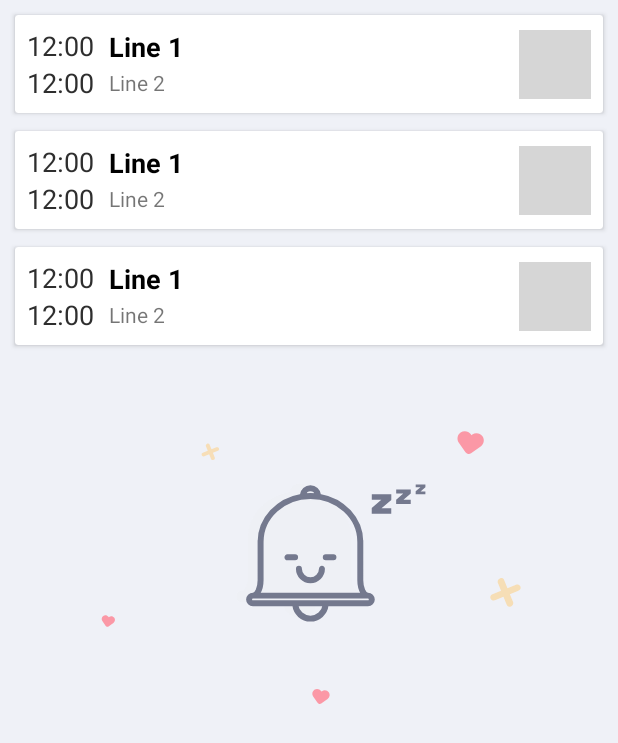
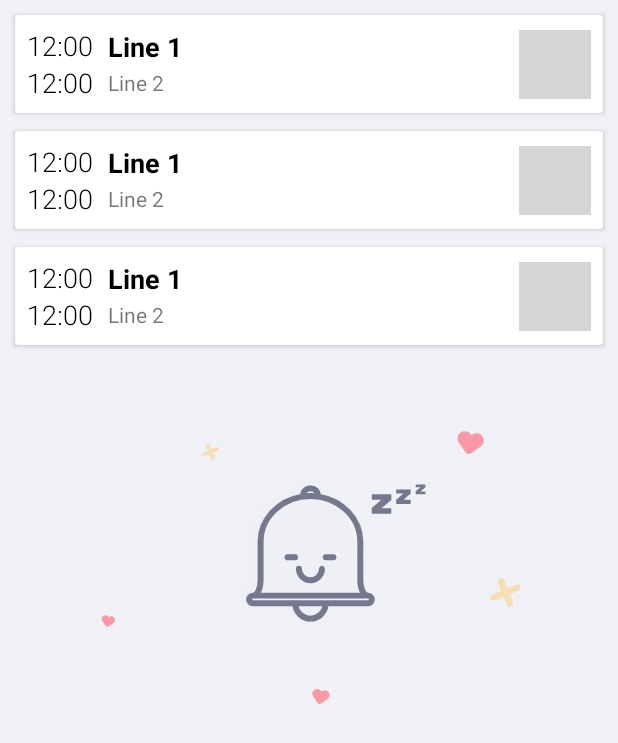
Before and after one commit to hasandeniz/ReminderAssistant, an Android app: the layout fragment_friday.xml on its own in the app's theme, with its tools: preview values and no code run, on a phone screen of 412 x 824 dp. Shown: the top 743 px of the screen. Run offline under Robolectric (Android 15) with nearby library versions, the phone set to English and light mode, and no system bars; grey boxes are pictures that could not be loaded.

Commit message:
minor design changes 2

```diff
--- a/app/src/main/res/layout/recycler_view_row.xml
+++ b/app/src/main/res/layout/recycler_view_row.xml
@@ -34,16 +34,18 @@
                     android:id="@+id/imageTextUp"
                     android:layout_width="wrap_content"
                     android:layout_height="wrap_content"
+                    android:fontFamily="sans-serif-light"
                     android:text="@string/_12_00"
-                    android:textColor="@color/customIconColor"
+                    android:textColor="@color/customTimeTextColor"
                     android:textSize="18sp" />
 
                 <TextView
                     android:id="@+id/imageTextDown"
                     android:layout_width="wrap_content"
                     android:layout_height="wrap_content"
+                    android:fontFamily="sans-serif-light"
                     android:text="@string/_12_00"
-                    android:textColor="@color/customIconColor"
+                    android:textColor="@color/customTimeTextColor"
                     android:textSize="18sp" />
             </LinearLayout>
 
--- a/app/src/main/res/values-night/themes.xml
+++ b/app/src/main/res/values-night/themes.xml
@@ -6,4 +6,5 @@
     <color name="customBackgroundColor">#000000</color>
     <color name="customAppNameColor">#9e9e9e</color>
     <color name="customTimeTextColor">@color/silver</color>
+    <color name="customIconColor">#B986FC</color>
 </resources>
--- a/app/src/main/res/values/themes.xml
+++ b/app/src/main/res/values/themes.xml
@@ -8,6 +8,6 @@
     <color name="customBackgroundColor">#eff1f7</color>
     <color name="customIconColor">#2E2E2E</color>
     <color name="customFolderColor">#474747</color>
-    <color name="customTimeTextColor">#FFFFFF</color>
+    <color name="customTimeTextColor">#000000</color>
     <color name="customAppNameColor">#2e2e2e</color>
 </resources>
```
